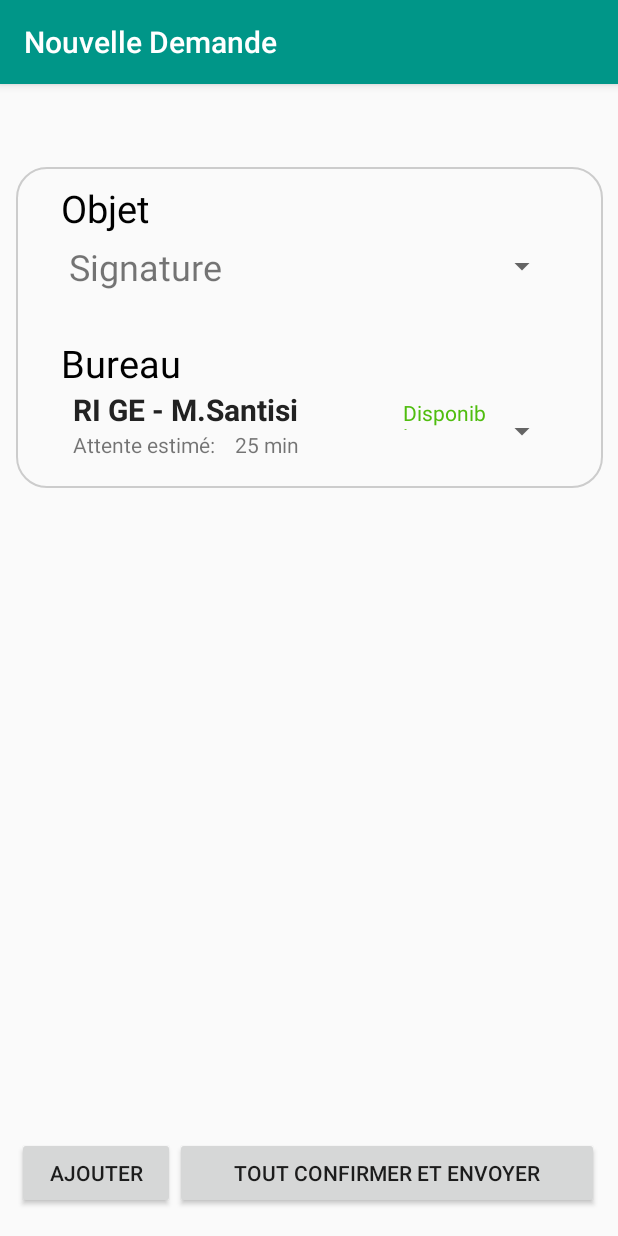
After one commit to maxcastellano/ps6-final-otake, an Android app: the NewDemandActivity screen opened directly, with no data from a screen before it, on a phone screen of 412 x 824 dp. The commit adds this screen. Run offline under Robolectric (Android 15) with nearby library versions, the phone set to English and light mode, and no system bars; our stand-ins replace Volley; network calls fail.

Commit message:
#4 we can send many tickets

```diff
--- a/app/src/main/AndroidManifest.xml
+++ b/app/src/main/AndroidManifest.xml
@@ -16,6 +16,7 @@
         android:roundIcon="@mipmap/ic_launcher_round"
         android:supportsRtl="true"
         android:theme="@style/AppTheme">
+        <service android:name="org.eclipse.paho.android.service.MqttService" />
         <activity android:name=".activities.StartActivity">
             <intent-filter>
                 <action android:name="android.intent.action.MAIN" />
@@ -25,7 +26,7 @@
         </activity>
         <activity android:name=".activities.TicketActivity" />
         <activity
-            android:name=".activities.NewDemand"
+            android:name=".activities.NewDemandActivity"
             android:exported="true" />
         <activity android:name=".activities.LoginActivity">
         </activity>
--- a/app/src/main/java/fr/etudes/ps6_final_otake/activities/LoginActivity.java
+++ b/app/src/main/java/fr/etudes/ps6_final_otake/activities/LoginActivity.java
@@ -172,7 +172,7 @@ public class LoginActivity extends AppCompatActivity {
                     e.printStackTrace();
                 }
 
-                Intent demandActivity = new Intent(LoginActivity.this, NewDemand.class);
+                Intent demandActivity = new Intent(LoginActivity.this, NewDemandActivity.class);
                 startActivity(demandActivity);
             }
         });
--- /dev/null
+++ b/app/src/main/java/fr/etudes/ps6_final_otake/activities/NewDemandActivity.java
@@ -0,0 +1,127 @@
+package fr.etudes.ps6_final_otake.activities;
+
+import android.content.Intent;
+import android.support.v7.app.AppCompatActivity;
+import android.os.Bundle;
+import android.util.Log;
+import android.view.View;
+import android.widget.Button;
+import android.widget.Spinner;
+
+import com.android.volley.Request;
+import com.android.volley.Response;
+import com.android.volley.VolleyError;
+import com.android.volley.toolbox.JsonObjectRequest;
+import com.android.volley.toolbox.Volley;
+
+import org.json.JSONException;
+import org.json.JSONObject;
+
+import fr.etudes.ps6_final_otake.R;
+import fr.etudes.ps6_final_otake.fragments.FormFragment;
+import fr.etudes.ps6_final_otake.models.CustomSpinnerOfficeItem;
+
+public class NewDemandActivity extends AppCompatActivity {
+
+    private Button confirmBtn;
+    private Button addDemandBtn;
+    private String url = "https://api.otakedev.com/";
+    private String targetSupervisor;
+    private JSONObject jsonBody = new JSONObject();
+    private FormFragment ticketFormFragment;
+    private Integer nbTicket = 1;
+
+    private View.OnClickListener addDemandBtnListener = new View.OnClickListener() {
+        @Override
+        public void onClick(View view) {
+            addForm();
+        }
+    };
+
+
+    private View.OnClickListener confirmBtnListener = new View.OnClickListener() {
+        @Override
+        public void onClick(View v) {
+
+            for(Integer i = 1; i < nbTicket; i++){
+                ticketFormFragment = (FormFragment) getSupportFragmentManager().findFragmentByTag(i.toString());
+                View view = (View)ticketFormFragment.getView();
+                Spinner spinner = (Spinner) view.findViewById(R.id.officeSpinner);
+                //TODO find solution for instanceof
+                if (spinner.getSelectedItem() instanceof CustomSpinnerOfficeItem){
+                    targetSupervisor = ((CustomSpinnerOfficeItem) spinner.getSelectedItem()).getOffice();
+                }
+                Log.d("Selected String >>>>>>>>> ", targetSupervisor);
+                try {
+                    jsonBody.put("supervisor_id", getCorrespondingSupervisor(targetSupervisor));
+                    jsonBody.put("student_id", "bc06b188-5f63-4bdb-bd1e-481efa8e91a3");
+                } catch (JSONException e) {
+                    e.printStackTrace();
+                }
+
+                JsonObjectRequest jsonObjectRequest = new JsonObjectRequest(Request.Method.POST, url + "queue/tickets", jsonBody, new Response.Listener<JSONObject>() {
+                    @Override
+                    public void onResponse(JSONObject response) {
+                        Log.d("It worked ",response.toString());
+                    }
+                }, new Response.ErrorListener() {
+                    @Override
+                    public void onErrorResponse(VolleyError error) {
+                        Log.d("It didn't worked ",error.toString());
+                    }
+                });
+                Volley.newRequestQueue(NewDemandActivity.this).add(jsonObjectRequest);
+            }
+
+            Intent demandActivity = new Intent(NewDemandActivity.this, TicketActivity.class);
+            startActivity(demandActivity);
+        }
+
+    };
+
+    @Override
+    protected void onCreate(Bundle savedInstanceState) {
+        super.onCreate(savedInstanceState);
+        setContentView(R.layout.activity_new_demand);
+        setTitle(R.string.new_demand_title);
+
+        //Confirm form
+        confirmBtn = findViewById(R.id.confirmDemandBtn);
+        confirmBtn.setOnClickListener(confirmBtnListener);
+
+        addDemandBtn = findViewById(R.id.addDemandBtn);
+        addDemandBtn.setOnClickListener(addDemandBtnListener);
+
+        findViewById(R.id.formButtonView).bringToFront();
+
+        addForm();
+
+//        ticketFormFragment = (FormFragment) getSupportFragmentManager().findFragmentByTag("1");
+    }
+
+    private void addForm(){
+        getSupportFragmentManager().beginTransaction().add(R.id.formContainerLinear, new FormFragment(), nbTicket.toString()).commit();
+        getSupportFragmentManager().executePendingTransactions();
+        nbTicket++;
+    }
+
+    private int getCorrespondingSupervisor(String str) {
+        int supervisor_id = -1;
+
+        //TODO replace by http request
+        switch (str){
+            case "RI GE - M.Santisi": supervisor_id = 0;break;
+            case "RI ELEC - M. Bilavran": supervisor_id = 1; break;
+            case "RI GB - Mme. Cupo": supervisor_id = 2; break;
+            case "RI GB - M. Macia": supervisor_id = 3; break;
+            case "RI GE - M. Brigode": supervisor_id = 4; break;
+            case "RI MAM - M. Habbal": supervisor_id = 5; break;
+            case "RI SI - Mme. Pinna": supervisor_id = 6; break;
+            case "BRI - Mme. Maiffret": supervisor_id = 7; break;
+            case "BRI - Mme. winchcombe": supervisor_id = 8; break;
+        }
+
+        return supervisor_id;
+    }
+
+}
--- a/app/src/main/java/fr/etudes/ps6_final_otake/activities/StartActivity.java
+++ b/app/src/main/java/fr/etudes/ps6_final_otake/activities/StartActivity.java
@@ -24,7 +24,7 @@ public class StartActivity extends AppCompatActivity {
         try {
             InputStream inputStream = new FileInputStream(myFile);
 
-            Intent intent = new Intent(StartActivity.this, NewDemand.class);
+            Intent intent = new Intent(StartActivity.this, NewDemandActivity.class);
             startActivity(intent);
         }
         catch (FileNotFoundException e) {
--- a/app/src/main/java/fr/etudes/ps6_final_otake/activities/TicketActivity.java
+++ b/app/src/main/java/fr/etudes/ps6_final_otake/activities/TicketActivity.java
@@ -184,7 +184,7 @@ public class TicketActivity extends AppCompatActivity {
         addTicket.setOnClickListener(new View.OnClickListener() {
             @Override
             public void onClick(View view) {
-                Intent demandActivity = new Intent(TicketActivity.this, NewDemand.class);
+                Intent demandActivity = new Intent(TicketActivity.this, NewDemandActivity.class);
                 startActivity(demandActivity);
             }
         });
--- /dev/null
+++ b/app/src/main/res/drawable/customborder.xml
@@ -0,0 +1,6 @@
+<?xml version="1.0" encoding="UTF-8"?>
+<shape xmlns:android="http://schemas.android.com/apk/res/android" android:shape="rectangle">
+    <corners android:radius="20dp"/>
+    <padding android:left="10dp" android:right="10dp" android:top="10dp" android:bottom="10dp"/>
+    <stroke android:width="1dp" android:color="#CCCCCC"/>
+</shape>
--- a/app/src/main/res/layout/activity_new_demand.xml
+++ b/app/src/main/res/layout/activity_new_demand.xml
@@ -4,35 +4,35 @@
     xmlns:tools="http://schemas.android.com/tools"
     android:layout_width="match_parent"
     android:layout_height="match_parent"
-    tools:context=".activities.NewDemand">
+    tools:context=".activities.NewDemandActivity">
 
-    <fragment
-        android:id="@+id/form_fragment"
-        android:name="fr.etudes.ps6_final_otake.fragments.FormFragment"
-        android:layout_width="383dp"
-        android:layout_height="637dp"
+    <!--<fragment-->
+        <!--android:id="@+id/form_fragment"-->
+        <!--android:name="fr.etudes.ps6_final_otake.fragments.FormFragment"-->
+        <!--android:layout_width="383dp"-->
+        <!--android:layout_height="637dp"-->
+        <!--android:layout_marginStart="8dp"-->
+        <!--android:layout_marginTop="8dp"-->
+        <!--android:layout_marginEnd="8dp"-->
+        <!--android:layout_marginBottom="8dp"-->
+        <!--app:layout_constraintBottom_toBottomOf="parent"-->
+        <!--app:layout_constraintEnd_toEndOf="parent"-->
+        <!--app:layout_constraintHorizontal_bias="0.428"-->
+        <!--app:layout_constraintStart_toStartOf="parent"-->
+        <!--app:layout_constraintTop_toTopOf="parent"-->
+        <!--app:layout_constraintVertical_bias="0.0" />-->
+
+    <LinearLayout
+        android:id="@+id/formButtonView"
+        android:layout_width="388dp"
+        android:layout_height="50dp"
         android:layout_marginStart="8dp"
-        android:layout_marginTop="8dp"
         android:layout_marginEnd="8dp"
-        android:layout_marginBottom="8dp"
+        android:layout_marginBottom="16dp"
+        android:orientation="horizontal"
         app:layout_constraintBottom_toBottomOf="parent"
         app:layout_constraintEnd_toEndOf="parent"
         app:layout_constraintHorizontal_bias="0.428"
-        app:layout_constraintStart_toStartOf="parent"
-        app:layout_constraintTop_toTopOf="parent"
-        app:layout_constraintVertical_bias="0.0" />
-
-    <LinearLayout
-        android:id="@+id/linearLayout2"
-        android:layout_width="393dp"
-        android:layout_height="48dp"
-        android:layout_marginStart="8dp"
-        android:layout_marginEnd="8dp"
-        android:layout_marginBottom="24dp"
-        android:orientation="horizontal"
-        app:layout_constraintBottom_toBottomOf="parent"
-        app:layout_constraintEnd_toEndOf="parent"
-        app:layout_constraintHorizontal_bias="0.333"
         app:layout_constraintStart_toStartOf="parent">
 
         <Button
@@ -50,4 +50,24 @@
             android:text="@string/new_demand_confirmation" />
     </LinearLayout>
 
+    <ScrollView
+        android:layout_width="397dp"
+        android:layout_height="614dp"
+        android:layout_marginStart="8dp"
+        android:layout_marginTop="8dp"
+        android:layout_marginEnd="8dp"
+        android:layout_marginBottom="8dp"
+        app:layout_constraintBottom_toBottomOf="parent"
+        app:layout_constraintEnd_toEndOf="parent"
+        app:layout_constraintStart_toStartOf="parent"
+        app:layout_constraintTop_toTopOf="parent"
+        app:layout_constraintVertical_bias="0.287">
+
+        <LinearLayout
+            android:id="@+id/formContainerLinear"
+            android:layout_width="match_parent"
+            android:layout_height="wrap_content"
+            android:orientation="vertical" />
+    </ScrollView>
+
 </android.support.constraint.ConstraintLayout>
--- a/app/src/main/res/layout/form_new_ticket.xml
+++ b/app/src/main/res/layout/form_new_ticket.xml
@@ -7,8 +7,8 @@
     android:layout_height="match_parent">
 
     <LinearLayout
-        android:layout_width="403dp"
-        android:layout_height="226dp"
+        android:layout_width="391dp"
+        android:layout_height="214dp"
         android:layout_marginStart="8dp"
         android:layout_marginTop="8dp"
         android:layout_marginEnd="8dp"
@@ -17,7 +17,8 @@
         app:layout_constraintBottom_toBottomOf="parent"
         app:layout_constraintEnd_toEndOf="parent"
         app:layout_constraintStart_toStartOf="parent"
-        app:layout_constraintTop_toTopOf="parent">
+        app:layout_constraintTop_toTopOf="parent"
+        android:background="@drawable/customborder">
 
         <TextView
             android:id="@+id/objectTxt"
@@ -56,4 +57,5 @@
             android:layout_marginLeft="20dp"
             android:layout_marginRight="20dp" />
     </LinearLayout>
+
 </android.support.constraint.ConstraintLayout>
```
Also changed, not shown: app/src/main/java/fr/etudes/ps6_final_otake/activities/NewDemand.java (deleted, +0 -116 lines), 1 other file.
